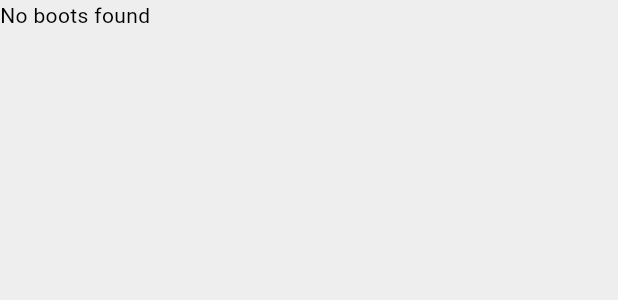
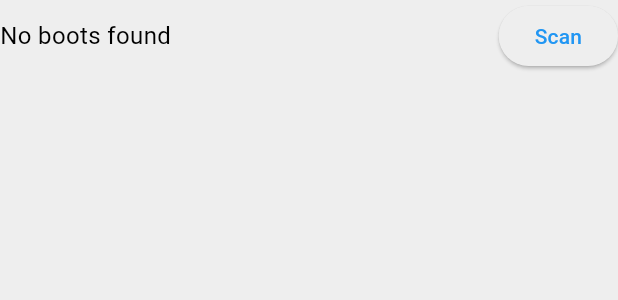
Before and after one commit to LolbiKB/footfurnace, a Flutter app: the BluetoothSettingsPage widget shown alone on an empty page, opened directly, on a phone screen of 412 x 824 dp. Shown: the top 300 px of the screen. Run offline on Flutter 3.47's test engine with Material 3 defaults, Android fonts, the phone set to English and light mode, and no system bars; our stand-ins replace flutter_blue_plus.

Commit message:
update bluetooth

```diff
--- a/lib/pages/bluetooth_settings_page.dart
+++ b/lib/pages/bluetooth_settings_page.dart
@@ -15,28 +15,31 @@ class _BluetoothSettingsPageState extends State<BluetoothSettingsPage> {
   final List<BluetoothDevice> _devicesList = [];
   List<BluetoothCharacteristic> _characteristics = [];
   String _statusMessage = "Checking Bluetooth status...";
+  bool _showDetails = false; // Toggle for showing details
+  bool _isScanning = false; // Track scanning state
   late StreamSubscription _adapterStateSubscription;
   late StreamSubscription _scanResultsSubscription;
   late StreamSubscription _isScanningSubscription;
-  late Timer _rescanTimer;
 
-  final String _targetDeviceUUID = "12345678-90AB-CDEF-1234-567890ABCDEF"; // Replace with your UUID
+  final String _targetDeviceUUID =
+      "12345678-90AB-CDEF-1234-567890ABCDEF"; // Replace with your UUID
 
   @override
   void initState() {
     super.initState();
-    final bluetoothManager = Provider.of<BluetoothManager>(context, listen: false);
+    final bluetoothManager =
+        Provider.of<BluetoothManager>(context, listen: false);
 
     if (bluetoothManager.connectedDevice != null) {
       // If there is an existing connection, use it
       setState(() {
-        _statusMessage = "Connected to ${bluetoothManager.connectedDevice!.name}";
+        _statusMessage =
+            "Connected to ${bluetoothManager.connectedDevice!.name}";
         _characteristics = bluetoothManager.characteristics;
       });
     } else {
       // If no connection, initialize Bluetooth for scanning
       _initializeBluetooth();
-      _startPeriodicRescan();
     }
   }
 
@@ -57,7 +60,6 @@ class _BluetoothSettingsPageState extends State<BluetoothSettingsPage> {
             _statusMessage = "Turn on Bluetooth to connect";
             FlutterBluePlus.stopScan();
           } else if (state == BluetoothAdapterState.on) {
-            _statusMessage = "Scanning for boots...";
             _startScan();
           }
         });
@@ -65,24 +67,21 @@ class _BluetoothSettingsPageState extends State<BluetoothSettingsPage> {
     });
   }
 
-  void _startPeriodicRescan() {
-    _rescanTimer = Timer.periodic(const Duration(seconds: 10), (timer) {
-      if (mounted) {
-        _startScan();
-      }
-    });
-  }
+  void _startScan() async {
+    // Check if scanning is already in progress
+    final isScanningNow = await FlutterBluePlus.isScanning.first;
+    if (isScanningNow) return;
 
-  void _startScan() {
     setState(() {
       _statusMessage = "Scanning for boots...";
     });
 
     _devicesList.clear();
 
+    // Start scanning with a timeout
     FlutterBluePlus.startScan(
       withServices: [Guid(_targetDeviceUUID)],
-      timeout: const Duration(seconds: 10),
+      timeout: const Duration(seconds: 3),
       androidUsesFineLocation: true,
     );
 
@@ -101,23 +100,34 @@ class _BluetoothSettingsPageState extends State<BluetoothSettingsPage> {
       }
     });
 
-    _isScanningSubscription = FlutterBluePlus.isScanning.listen((isScanning) {
-      if (!isScanning && mounted) {
+    // Listen for when scanning stops
+    FlutterBluePlus.isScanning.listen((isScanning) {
+      if (mounted) {
         setState(() {
-          _statusMessage =
-              _devicesList.isEmpty ? "No boots found" : "Select to pair";
+          if (!isScanning) {
+            final bluetoothManager =
+                Provider.of<BluetoothManager>(context, listen: false);
+
+            _statusMessage = bluetoothManager.connectedDevice == null
+                ? (_devicesList.isEmpty
+                    ? "No boots found"
+                    : "Select a device to connect")
+                : "Connected to ${bluetoothManager.connectedDevice!.name}";
+          }
         });
       }
     });
   }
 
   void _connectToDevice(BluetoothDevice device) async {
-    final bluetoothManager = Provider.of<BluetoothManager>(context, listen: false);
+    final bluetoothManager =
+        Provider.of<BluetoothManager>(context, listen: false);
     try {
       await bluetoothManager.connectToDevice(device);
       setState(() {
-        _statusMessage = "Connected to ${device.name}";
+        _statusMessage = "Connected to ${device.platformName}";
         _characteristics = bluetoothManager.characteristics;
+        // print("Characteristics: ${_characteristics.map((c) => c.uuid.toString()).join(", ")}");
       });
     } catch (e) {
       if (mounted) {
@@ -128,13 +138,15 @@ class _BluetoothSettingsPageState extends State<BluetoothSettingsPage> {
     }
   }
 
-  Future<void> _readCharacteristic(BluetoothCharacteristic characteristic) async {
-  final bluetoothManager = Provider.of<BluetoothManager>(context, listen: false);
+  Future<void> _readCharacteristic(
+      BluetoothCharacteristic characteristic) async {
+    final bluetoothManager =
+        Provider.of<BluetoothManager>(context, listen: false);
     try {
       await bluetoothManager.readCharacteristic(characteristic);
       if (mounted) {
         ScaffoldMessenger.of(context).showSnackBar(
-        SnackBar(content: Text('Read: ${bluetoothManager.statusMessage}')),
+          SnackBar(content: Text('Read: ${characteristic.lastValueStream}')),
         );
       }
     } catch (e) {
@@ -152,7 +164,6 @@ class _BluetoothSettingsPageState extends State<BluetoothSettingsPage> {
     _adapterStateSubscription.cancel();
     _scanResultsSubscription.cancel();
     _isScanningSubscription.cancel();
-    _rescanTimer.cancel();
     super.dispose();
   }
 
@@ -184,7 +195,9 @@ class _BluetoothSettingsPageState extends State<BluetoothSettingsPage> {
             title,
             style: const TextStyle(fontWeight: FontWeight.bold),
           ),
-        subtitle: subtitle != null ? Text(subtitle) : null, // Display only if subtitle is provided
+          subtitle: subtitle != null
+              ? Text(subtitle)
+              : null, // Display only if subtitle is provided
         ),
       ),
     );
@@ -192,38 +205,140 @@ class _BluetoothSettingsPageState extends State<BluetoothSettingsPage> {
 
   @override
   Widget build(BuildContext context) {
+    final bluetoothManager = Provider.of<BluetoothManager>(context);
     return Column(
       crossAxisAlignment: CrossAxisAlignment.start,
       children: [
-        Text(_statusMessage),
+        Row(
+          mainAxisAlignment: MainAxisAlignment.spaceBetween,
+          children: [
+            Text(
+              _statusMessage,
+              style: const TextStyle(fontSize: 16),
+            ),
+            StreamBuilder<bool>(
+              stream: FlutterBluePlus.isScanning,
+              initialData: false,
+              builder: (context, snapshot) {
+                final isScanning = snapshot.data ?? false;
+
+                if (bluetoothManager.connectedDevice != null) {
+                  return ElevatedButton(
+                    onPressed: () async {
+                      final shouldDisconnect = await showDialog<bool>(
+                            context: context,
+                            builder: (context) => AlertDialog(
+                              title: const Text("Disconnect"),
+                              content: const Text(
+                                  "Are you sure you want to disconnect?"),
+                              actions: [
+                                TextButton(
+                                  onPressed: () =>
+                                      Navigator.of(context).pop(false),
+                                  child: const Text("Cancel", style: TextStyle(color: Colors.black)),
+                                ),
+                                TextButton(
+                                  onPressed: () =>
+                                      Navigator.of(context).pop(true),
+                                  child: const Text("Confirm", style: TextStyle(color: Colors.red)),
+                                ),
+                              ],
+                            ),
+                          ) ??
+                          false;
+
+                      if (shouldDisconnect) {
+                        await bluetoothManager.disconnect();
+                        setState(() {
+                          _statusMessage = bluetoothManager.statusMessage;
+                          _characteristics.clear();
+                          _showDetails =
+                              false; // Reset show details on disconnect
+                        });
+                      }
+                    },
+                    child: const Text("Disconnect", style: TextStyle(color: Colors.red)),
+                  );
+                } else {
+                  return ElevatedButton(
+                    onPressed: isScanning ? null : _startScan,
+                    child: Text(isScanning ? "Scanning..." : "Scan", style: const TextStyle(color: Colors.blue)),
+                  );
+                }
+              },
+            ),
+          ],
+        ),
         const SizedBox(height: 10),
-        if (Provider.of<BluetoothManager>(context).connectedDevice != null)
+        StreamBuilder<bool>(
+          stream: FlutterBluePlus.isScanning,
+          initialData: false,
+          builder: (context, snapshot) {
+            final isScanning = snapshot.data ?? false;
+            if (isScanning) {
+              return const Expanded(
+                child: Center(
+                  child: CircularProgressIndicator(color: Colors.blue,),
+                ),
+              );
+            }
+
+            if (bluetoothManager.connectedDevice != null) {
+              return Flexible(
+                child: Column(
+                  children: [
+                    Row(
+                      mainAxisAlignment: MainAxisAlignment.spaceBetween,
+                      children: [
+                        ElevatedButton(
+                          onPressed: () {
+                            setState(() {
+                              _showDetails = !_showDetails; // Toggle visibility
+                            });
+                          },
+                          child: Text(
+                            _showDetails ? "Hide details" : "Show details",
+                            style: const TextStyle(color: Colors.black),
+                          ),
+                        ),
+                      ],
+                    ),
+                    const SizedBox(height: 10),
+                    if (_showDetails)
                       Expanded(
                         child: ListView.builder(
                           itemCount: _characteristics.length,
                           itemBuilder: (context, index) {
-                BluetoothCharacteristic characteristic = _characteristics[index];
+                            final characteristic = _characteristics[index];
                             return _buildTile(
                               icon: Icons.data_object,
-                  title: "Characteristic: ${characteristic.uuid}",
+                              title: characteristic.uuid.toString(),
                               onTap: () => _readCharacteristic(characteristic),
                             );
                           },
                         ),
-          )
-        else
-          Expanded(
+                      ),
+                  ],
+                ),
+              );
+            } else {
+              return Flexible(
                 child: ListView.builder(
                   itemCount: _devicesList.length,
                   itemBuilder: (context, index) {
-                BluetoothDevice device = _devicesList[index];
+                    final device = _devicesList[index];
                     return _buildTile(
-                  title: device.platformName.isNotEmpty ? device.platformName : 'Unknown Device',
+                      title: device.platformName.isNotEmpty
+                          ? device.platformName
+                          : 'Unknown Device',
                       subtitle: 'ID: ${device.remoteId}',
                       onTap: () => _connectToDevice(device),
                     );
                   },
                 ),
+              );
+            }
+          },
         ),
       ],
     );
```
Also changed, not shown: lib/pages/home_page.dart (+30 -6 lines), lib/providers/bluetooth_manager.dart (+183 -17 lines). Lines whose indentation alone changed are shown as unchanged.
